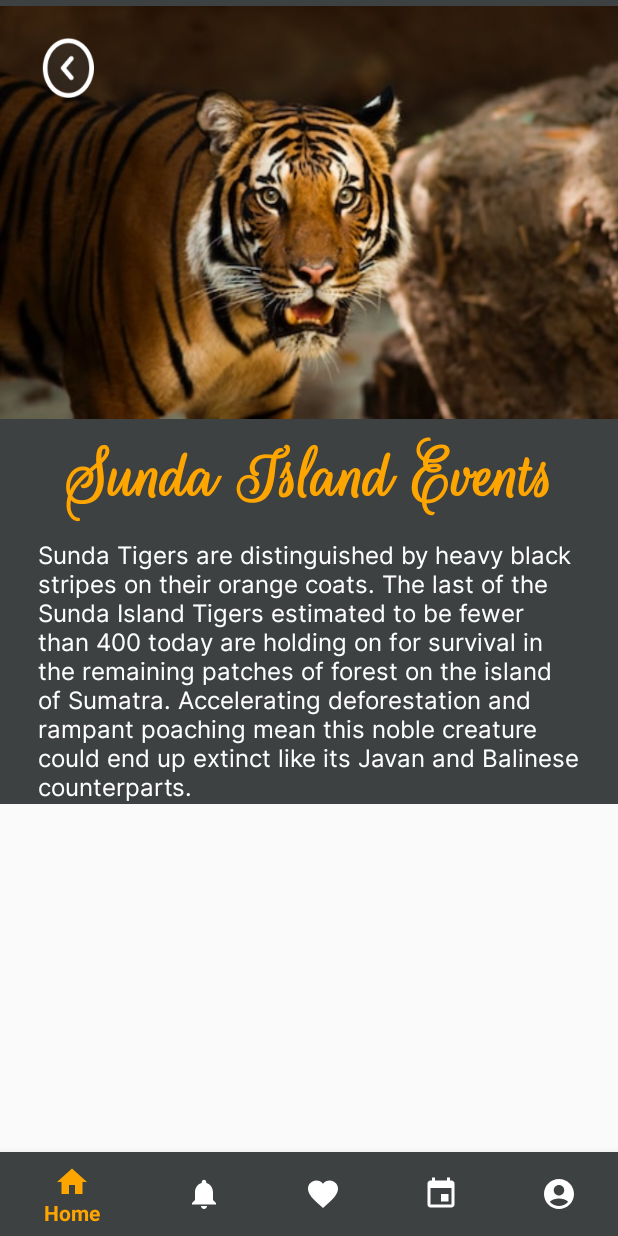
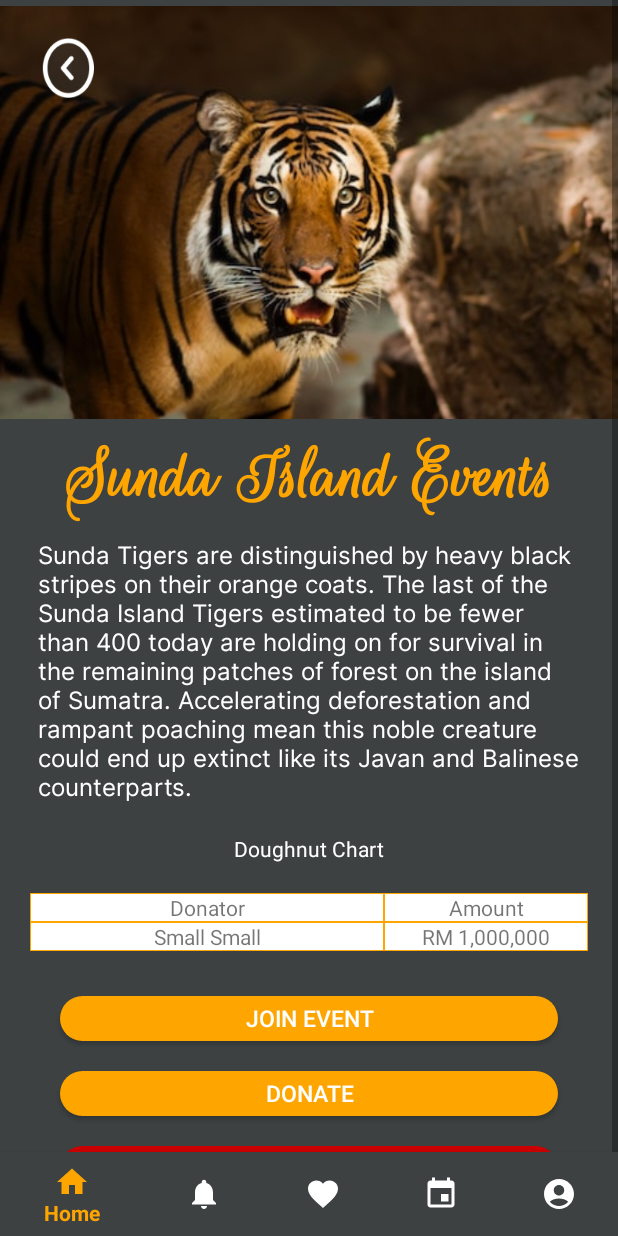
Before and after one commit to GunYuTan/LifeOnLandAssignmentFinal, an Android app: the fragment EventHappenFragment placed in its activity, on a phone screen of 412 x 824 dp. Run offline under Robolectric (Android 15) with nearby library versions, the phone set to English and light mode, and no system bars; our stand-ins replace Room's generated code.

Commit message:
initial commit

```diff
--- /dev/null
+++ b/app/src/main/java/com/example/lifeonlandassignment/donationFragment.kt
@@ -0,0 +1,4 @@
+package com.example.lifeonlandassignment
+
+class donationFragment {
+}
--- a/app/src/main/java/com/example/lifeonlandassignment/eventHappenFragment.kt
+++ b/app/src/main/java/com/example/lifeonlandassignment/eventHappenFragment.kt
@@ -21,6 +21,7 @@ class EventHappenFragment : Fragment() {
             // Perform your action here, for example, navigate back
             fragmentManager?.popBackStack()
         }
+
         return view
     }
 }
--- /dev/null
+++ b/app/src/main/res/drawable/cell_border.xml
@@ -0,0 +1,13 @@
+<?xml version="1.0" encoding="utf-8"?>
+<layer-list xmlns:android="http://schemas.android.com/apk/res/android">
+    <item>
+        <shape android:shape="rectangle">
+            <solid android:color="#FFFFFF"/> <!-- cell background color -->
+        </shape>
+    </item>
+    <item>
+        <shape android:shape="rectangle">
+            <stroke android:width="0.5dp" android:color="@color/orange"/> <!-- border color and width -->
+        </shape>
+    </item>
+</layer-list>
--- /dev/null
+++ b/app/src/main/res/layout/donation.xml
@@ -0,0 +1,6 @@
+<?xml version="1.0" encoding="utf-8"?>
+<androidx.constraintlayout.widget.ConstraintLayout xmlns:android="http://schemas.android.com/apk/res/android"
+    android:layout_width="match_parent"
+    android:layout_height="match_parent">
+
+</androidx.constraintlayout.widget.ConstraintLayout>
--- a/app/src/main/res/layout/event_description_screen_2.xml
+++ b/app/src/main/res/layout/event_description_screen_2.xml
@@ -4,12 +4,10 @@
     xmlns:tools="http://schemas.android.com/tools"
     android:layout_width="match_parent"
     android:layout_height="match_parent">
-
     <androidx.constraintlayout.widget.ConstraintLayout
         android:layout_width="match_parent"
         android:layout_height="match_parent"
         android:background="@color/CharcoalBlack">
-
     <ImageView
         android:id="@+id/picEventHappenHarimau"
         android:layout_width="414dp"
@@ -23,9 +21,9 @@
             android:id="@+id/txtEventHappenTitle"
             android:layout_width="0dp"
             android:layout_height="wrap_content"
-        android:layout_marginStart="35dp"
+            android:layout_marginStart="15dp"
             android:layout_marginTop="5dp"
-        android:layout_marginEnd="35dp"
+            android:layout_marginEnd="15dp"
             android:fontFamily="@font/rouge_script"
             android:text="Sunda Island Events"
             android:textAlignment="center"
@@ -62,5 +60,131 @@
         app:layout_constraintStart_toStartOf="parent"
         app:layout_constraintTop_toTopOf="parent"
         app:srcCompat="@drawable/back_button" />
+
+        <TableLayout
+            android:id="@+id/tableLayout"
+            android:layout_width="match_parent"
+            android:layout_height="match_parent"
+
+            android:layout_marginStart="20dp"
+            android:layout_marginTop="20dp"
+            android:layout_marginEnd="20dp"
+            android:background="@color/white"
+            app:layout_constraintEnd_toEndOf="parent"
+            app:layout_constraintStart_toStartOf="parent"
+            app:layout_constraintTop_toBottomOf="@+id/textView">
+            <TableRow>
+                <TextView
+                    android:layout_width="100dp"
+                    android:layout_height="wrap_content"
+                    android:layout_weight="1"
+                    android:background="@drawable/cell_border"
+                    android:text="Donator"
+                    android:textAlignment="center" />
+
+                <TextView
+                    android:layout_width="0dp"
+                    android:layout_height="wrap_content"
+                    android:layout_weight="1"
+                    android:background="@drawable/cell_border"
+                    android:text="Amount"
+                    android:textAlignment="center" />
+            </TableRow>
+
+            <TableRow>
+                <TextView
+                    android:layout_width="100dp"
+                    android:layout_height="wrap_content"
+                    android:layout_weight="1"
+                    android:background="@drawable/cell_border"
+                    android:text="Small Small"
+                    android:textAlignment="center" />
+
+                <TextView
+                    android:layout_width="0dp"
+                    android:layout_height="wrap_content"
+                    android:layout_weight="1"
+                    android:background="@drawable/cell_border"
+                    android:text="RM 1,000,000"
+                    android:textAlignment="center" />
+            </TableRow>
+        </TableLayout>
+
+        <Button
+            android:id="@+id/btnJoinEvent"
+            android:layout_width="match_parent"
+            android:layout_height="30sp"
+            android:layout_marginStart="40dp"
+            android:layout_marginTop="30dp"
+            android:layout_marginEnd="40dp"
+            android:background="@drawable/round_btn"
+            android:backgroundTint="@color/orange"
+            android:text="Join Event"
+            android:textColor="@color/white"
+            android:textSize="15sp"
+            android:visibility="visible"
+            app:layout_constraintEnd_toEndOf="parent"
+            app:layout_constraintHorizontal_bias="0.0"
+            app:layout_constraintStart_toStartOf="parent"
+            app:layout_constraintTop_toBottomOf="@+id/tableLayout" />
+
+        <Button
+            android:id="@+id/btnDonate"
+            android:layout_width="match_parent"
+            android:layout_height="30sp"
+            android:layout_marginStart="40dp"
+            android:layout_marginTop="20dp"
+            android:layout_marginEnd="40dp"
+            android:background="@drawable/round_btn"
+            android:backgroundTint="@color/orange"
+            android:text="Donate"
+            android:textColor="@color/white"
+            android:textSize="15sp"
+            android:visibility="visible"
+            app:layout_constraintEnd_toEndOf="parent"
+            app:layout_constraintHorizontal_bias="0.0"
+            app:layout_constraintStart_toStartOf="parent"
+            app:layout_constraintTop_toBottomOf="@+id/btnJoinEvent" />
+
+        <Button
+            android:id="@+id/btnLeaveEvent"
+            android:layout_width="match_parent"
+            android:layout_height="30sp"
+            android:layout_marginStart="40dp"
+            android:layout_marginTop="20dp"
+            android:layout_marginEnd="40dp"
+            android:background="@drawable/round_btn"
+            android:backgroundTint="@android:color/holo_red_dark"
+            android:text="Leave Event"
+            android:textColor="@color/white"
+            android:textSize="15sp"
+            android:visibility="visible"
+            app:layout_constraintEnd_toEndOf="parent"
+            app:layout_constraintHorizontal_bias="0.0"
+            app:layout_constraintStart_toStartOf="parent"
+            app:layout_constraintTop_toBottomOf="@+id/btnDonate" />
+
+        <TextView
+            android:id="@+id/textView"
+            android:layout_width="wrap_content"
+            android:layout_height="wrap_content"
+            android:layout_marginTop="20dp"
+            android:text="Doughnut Chart"
+            android:textColor="@color/white"
+            app:layout_constraintEnd_toEndOf="parent"
+            app:layout_constraintStart_toStartOf="parent"
+            app:layout_constraintTop_toBottomOf="@+id/txtEventHappen" />
+
+        <TextView
+            android:id="@+id/brTag"
+            android:layout_width="wrap_content"
+            android:layout_height="wrap_content"
+            android:layout_marginTop="30dp"
+            android:layout_marginBottom="30dp"
+            android:text=""
+            app:layout_constraintBottom_toBottomOf="parent"
+            app:layout_constraintEnd_toEndOf="parent"
+            app:layout_constraintStart_toStartOf="parent"
+            app:layout_constraintTop_toBottomOf="@+id/btnLeaveEvent" />
     </androidx.constraintlayout.widget.ConstraintLayout>
 </ScrollView>
--- a/app/src/main/res/layout/register_screen.xml
+++ b/app/src/main/res/layout/register_screen.xml
@@ -190,16 +190,18 @@
 
         <Button
             android:id="@+id/btnRegister"
-            android:layout_width="wrap_content"
+            android:layout_width="match_parent"
             android:layout_height="30sp"
             android:layout_marginStart="40dp"
-            android:layout_marginTop="10dp"
+            android:layout_marginTop="20dp"
+            android:layout_marginEnd="40dp"
             android:background="@drawable/round_btn"
             android:backgroundTint="@color/orange"
+            android:onClick="@{()->registerViewModel.registerButton()}"
             android:text="Sign Up"
             android:textColor="@color/white"
             android:textSize="15sp"
-            android:onClick="@{()->registerViewModel.registerButton()}"
+            app:layout_constraintEnd_toEndOf="parent"
             app:layout_constraintStart_toStartOf="parent"
             app:layout_constraintTop_toBottomOf="@+id/txtRegInputEmailAddress" />
 
--- a/app/src/main/res/layout/update_profile_screen.xml
+++ b/app/src/main/res/layout/update_profile_screen.xml
@@ -144,15 +144,17 @@
 
     <Button
         android:id="@+id/btnUpdateProfile"
-        android:layout_width="wrap_content"
+        android:layout_width="match_parent"
         android:layout_height="30sp"
         android:layout_marginStart="40dp"
-        android:layout_marginTop="10dp"
+        android:layout_marginTop="20dp"
+        android:layout_marginEnd="40dp"
         android:background="@drawable/round_btn"
         android:backgroundTint="@color/orange"
         android:text="Update"
         android:textColor="@color/white"
         android:textSize="15sp"
+        app:layout_constraintEnd_toEndOf="parent"
         app:layout_constraintStart_toStartOf="parent"
         app:layout_constraintTop_toBottomOf="@+id/txtUpdateProfileInputPhoneNumber" />
 
```
Lines whose indentation alone changed are shown as unchanged.
